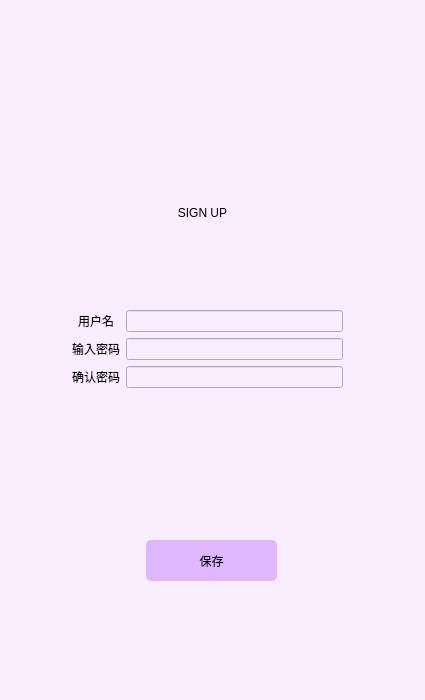
Above: signup.ui from Mr-tang0/Qt_based_MG_stepper_motor_operating_system before the change. Below: the same form after it.
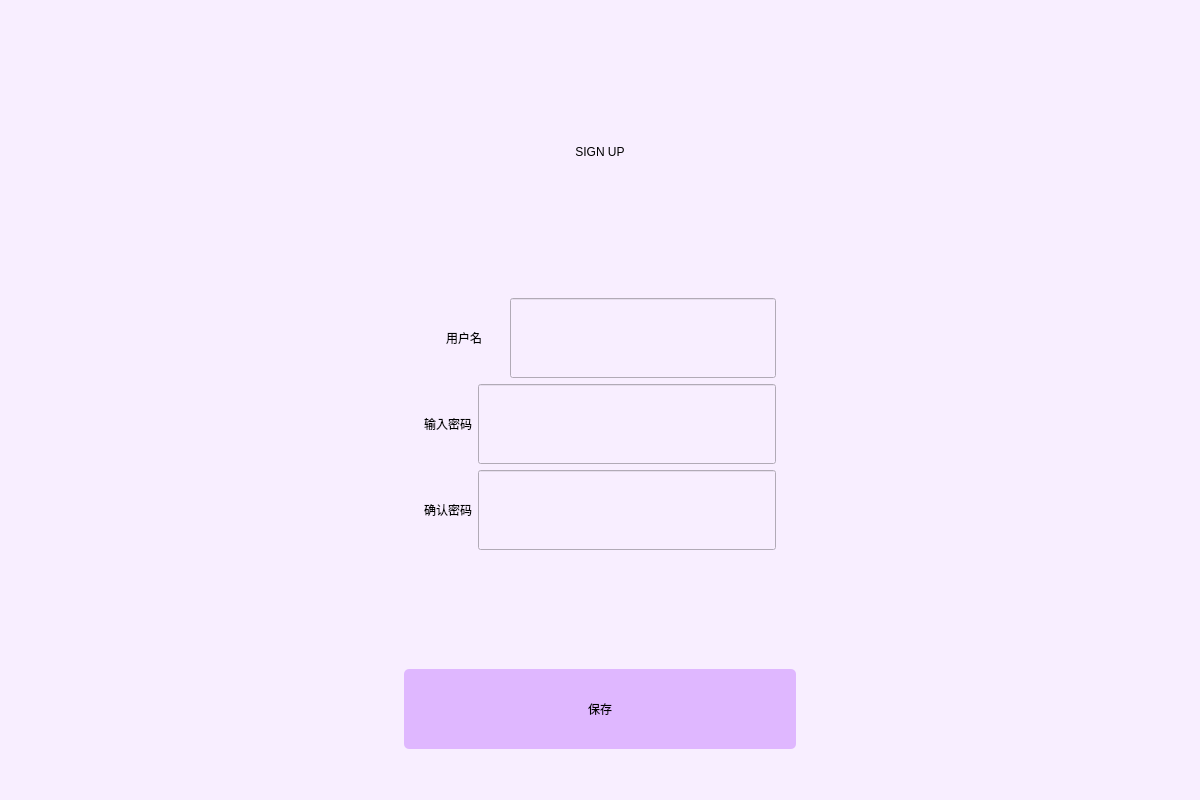
That is the form after the change.

```diff
--- a/signup.ui
+++ b/signup.ui
@@ -6,8 +6,8 @@
    <rect>
     <x>0</x>
     <y>0</y>
-    <width>425</width>
-    <height>700</height>
+    <width>1200</width>
+    <height>800</height>
    </rect>
   </property>
   <property name="windowTitle">
@@ -16,33 +16,24 @@
   <property name="styleSheet">
    <string notr="true">background-color: rgb(248, 238, 255);</string>
   </property>
-  <widget class="QPushButton" name="confirm">
-   <property name="geometry">
-    <rect>
-     <x>146</x>
-     <y>540</y>
-     <width>131</width>
-     <height>41</height>
-    </rect>
-   </property>
-   <property name="styleSheet">
-    <string notr="true">font: 12pt &quot;幼圆&quot;;
-background-color: rgb(223, 183, 255);
-border-radius: 5px;</string>
-   </property>
-   <property name="text">
-    <string>保存</string>
-   </property>
-  </widget>
+  <layout class="QGridLayout" name="gridLayout">
+   <item row="0" column="0">
+    <spacer name="horizontalSpacer">
+     <property name="orientation">
+      <enum>Qt::Horizontal</enum>
+     </property>
+     <property name="sizeHint" stdset="0">
+      <size>
+       <width>375</width>
+       <height>20</height>
+      </size>
+     </property>
+    </spacer>
+   </item>
+   <item row="0" column="1">
+    <layout class="QVBoxLayout" name="verticalLayout" stretch="5,2,2,1,0">
+     <item>
   <widget class="QLabel" name="label_3">
-   <property name="geometry">
-    <rect>
-     <x>82</x>
-     <y>190</y>
-     <width>241</width>
-     <height>45</height>
-    </rect>
-   </property>
    <property name="styleSheet">
     <string notr="true">QLabel
 {
@@ -56,21 +47,56 @@
     <set>Qt::AlignCenter</set>
    </property>
   </widget>
-  <widget class="QWidget" name="">
-   <property name="geometry">
-    <rect>
-     <x>72</x>
-     <y>310</y>
-     <width>271</width>
-     <height>131</height>
-    </rect>
-   </property>
-   <layout class="QFormLayout" name="formLayout">
-    <property name="labelAlignment">
+     </item>
+     <item>
+      <layout class="QHBoxLayout" name="horizontalLayout">
+       <item>
+        <spacer name="verticalSpacer">
+         <property name="orientation">
+          <enum>Qt::Vertical</enum>
+         </property>
+         <property name="sizeHint" stdset="0">
+          <size>
+           <width>20</width>
+           <height>40</height>
+          </size>
+         </property>
+        </spacer>
+       </item>
+       <item>
+        <layout class="QVBoxLayout" name="verticalLayout_2">
+         <item>
+          <layout class="QHBoxLayout" name="horizontalLayout_2">
+           <item>
+            <widget class="QLabel" name="label_6">
+             <property name="minimumSize">
+              <size>
+               <width>80</width>
+               <height>0</height>
+              </size>
+             </property>
+             <property name="layoutDirection">
+              <enum>Qt::RightToLeft</enum>
+             </property>
+             <property name="styleSheet">
+              <string notr="true">font: 10pt &quot;幼圆&quot;;</string>
+             </property>
+             <property name="text">
+              <string>用户名</string>
+             </property>
+             <property name="alignment">
      <set>Qt::AlignCenter</set>
     </property>
-    <item row="0" column="1">
+            </widget>
+           </item>
+           <item>
      <widget class="QLineEdit" name="userName">
+             <property name="minimumSize">
+              <size>
+               <width>0</width>
+               <height>80</height>
+              </size>
+             </property>
       <property name="styleSheet">
        <string notr="true">font: 12pt &quot;Arial&quot;;</string>
       </property>
@@ -85,7 +111,11 @@
       </property>
      </widget>
     </item>
-    <item row="1" column="0">
+          </layout>
+         </item>
+         <item>
+          <layout class="QHBoxLayout" name="horizontalLayout_3">
+           <item>
      <widget class="QLabel" name="label_5">
       <property name="styleSheet">
        <string notr="true">font: 10pt &quot;幼圆&quot;;</string>
@@ -93,10 +123,19 @@
       <property name="text">
        <string>输入密码</string>
       </property>
-     </widget>
-    </item>
-    <item row="1" column="1">
+             <property name="alignment">
+              <set>Qt::AlignCenter</set>
+             </property>
+            </widget>
+           </item>
+           <item>
      <widget class="QLineEdit" name="passWord_1">
+             <property name="minimumSize">
+              <size>
+               <width>0</width>
+               <height>80</height>
+              </size>
+             </property>
       <property name="styleSheet">
        <string notr="true">font: 12pt &quot;Arial&quot;;</string>
       </property>
@@ -111,7 +150,11 @@
       </property>
      </widget>
     </item>
-    <item row="2" column="0">
+          </layout>
+         </item>
+         <item>
+          <layout class="QHBoxLayout" name="horizontalLayout_4">
+           <item>
      <widget class="QLabel" name="label">
       <property name="styleSheet">
        <string notr="true">font: 10pt &quot;幼圆&quot;;</string>
@@ -119,10 +162,19 @@
       <property name="text">
        <string>确认密码</string>
       </property>
-     </widget>
-    </item>
-    <item row="2" column="1">
+             <property name="alignment">
+              <set>Qt::AlignCenter</set>
+             </property>
+            </widget>
+           </item>
+           <item>
      <widget class="QLineEdit" name="passWord_2">
+             <property name="minimumSize">
+              <size>
+               <width>0</width>
+               <height>80</height>
+              </size>
+             </property>
       <property name="styleSheet">
        <string notr="true">font: 12pt &quot;Arial&quot;;</string>
       </property>
@@ -137,18 +189,85 @@
       </property>
      </widget>
     </item>
-    <item row="0" column="0">
-     <widget class="QLabel" name="label_6">
+          </layout>
+         </item>
+        </layout>
+       </item>
+       <item>
+        <spacer name="verticalSpacer_2">
+         <property name="orientation">
+          <enum>Qt::Vertical</enum>
+         </property>
+         <property name="sizeHint" stdset="0">
+          <size>
+           <width>20</width>
+           <height>40</height>
+          </size>
+         </property>
+        </spacer>
+       </item>
+      </layout>
+     </item>
+     <item>
+      <spacer name="verticalSpacer_3">
+       <property name="orientation">
+        <enum>Qt::Vertical</enum>
+       </property>
+       <property name="sizeHint" stdset="0">
+        <size>
+         <width>20</width>
+         <height>40</height>
+        </size>
+       </property>
+      </spacer>
+     </item>
+     <item>
+      <widget class="QPushButton" name="confirm">
+       <property name="minimumSize">
+        <size>
+         <width>200</width>
+         <height>80</height>
+        </size>
+       </property>
       <property name="styleSheet">
-       <string notr="true">font: 10pt &quot;幼圆&quot;;</string>
+        <string notr="true">font: 12pt &quot;幼圆&quot;;
+background-color: rgb(223, 183, 255);
+border-radius: 5px;</string>
       </property>
       <property name="text">
-       <string>用户名</string>
+        <string>保存</string>
       </property>
      </widget>
     </item>
-   </layout>
-  </widget>
+     <item>
+      <spacer name="verticalSpacer_4">
+       <property name="orientation">
+        <enum>Qt::Vertical</enum>
+       </property>
+       <property name="sizeHint" stdset="0">
+        <size>
+         <width>20</width>
+         <height>40</height>
+        </size>
+       </property>
+      </spacer>
+     </item>
+    </layout>
+   </item>
+   <item row="0" column="2">
+    <spacer name="horizontalSpacer_2">
+     <property name="orientation">
+      <enum>Qt::Horizontal</enum>
+     </property>
+     <property name="sizeHint" stdset="0">
+      <size>
+       <width>375</width>
+       <height>20</height>
+      </size>
+     </property>
+    </spacer>
+   </item>
+  </layout>
  </widget>
  <resources/>
  <connections/>
```
Left out of the diff: 2 changed lines with no effect on the pictures. Lines whose indentation alone changed are shown as unchanged.
